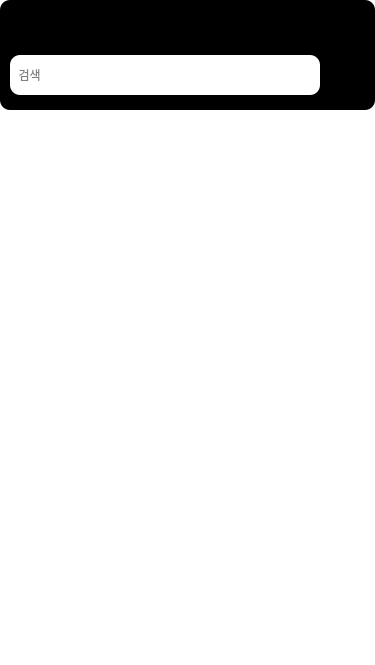
Qt form CustomerClient/orderpage.ui (LeeSooBin96/BockPang) before a commit.
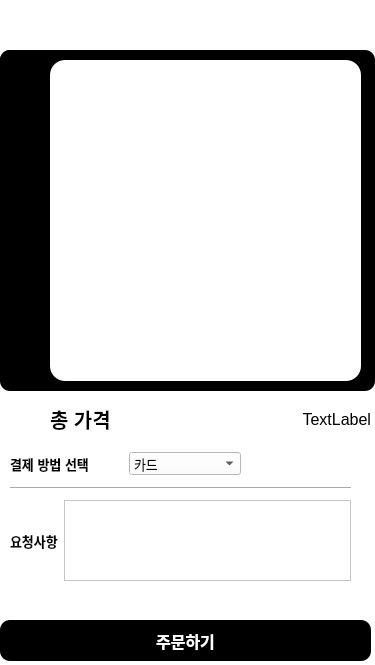
The same form after that commit. The open tabs and pages were chosen to show the change. Icons and pictures are not drawn.

```diff
--- a/CustomerClient/orderpage.ui
+++ b/CustomerClient/orderpage.ui
@@ -44,7 +44,7 @@
    <item>
     <widget class="QStackedWidget" name="stackedWidget">
      <property name="currentIndex">
-      <number>0</number>
+      <number>7</number>
      </property>
      <widget class="QWidget" name="page">
       <widget class="QPushButton" name="Btn_Burger_3">
@@ -1792,6 +1792,430 @@
        </property>
       </widget>
      </widget>
+     <widget class="QWidget" name="page_10">
+      <property name="styleSheet">
+       <string notr="true">background-color: rgb(0, 0, 0);</string>
+      </property>
+      <widget class="QListWidget" name="LWNoticelist">
+       <property name="geometry">
+        <rect>
+         <x>15</x>
+         <y>50</y>
+         <width>350</width>
+         <height>601</height>
+        </rect>
+       </property>
+       <property name="minimumSize">
+        <size>
+         <width>350</width>
+         <height>0</height>
+        </size>
+       </property>
+       <property name="maximumSize">
+        <size>
+         <width>350</width>
+         <height>16777215</height>
+        </size>
+       </property>
+       <property name="styleSheet">
+        <string notr="true">border-radius:15px;
+background-color: rgb(255, 255, 255);</string>
+       </property>
+       <property name="horizontalScrollBarPolicy">
+        <enum>Qt::ScrollBarAlwaysOff</enum>
+       </property>
+       <property name="editTriggers">
+        <set>QAbstractItemView::NoEditTriggers</set>
+       </property>
+      </widget>
+      <widget class="QPushButton" name="Btn_Marcket_Back_6">
+       <property name="geometry">
+        <rect>
+         <x>0</x>
+         <y>0</y>
+         <width>50</width>
+         <height>50</height>
+        </rect>
+       </property>
+       <property name="styleSheet">
+        <string notr="true">border-image: url(:/Image/Back_White.png);</string>
+       </property>
+       <property name="text">
+        <string/>
+       </property>
+       <property name="iconSize">
+        <size>
+         <width>50</width>
+         <height>50</height>
+        </size>
+       </property>
+       <property name="flat">
+        <bool>true</bool>
+       </property>
+      </widget>
+      <widget class="QLabel" name="label_21">
+       <property name="geometry">
+        <rect>
+         <x>150</x>
+         <y>-10</y>
+         <width>81</width>
+         <height>61</height>
+        </rect>
+       </property>
+       <property name="styleSheet">
+        <string notr="true">border-image: url(:/Image/Alarm.png);</string>
+       </property>
+       <property name="text">
+        <string/>
+       </property>
+      </widget>
+      <zorder>label_21</zorder>
+      <zorder>LWNoticelist</zorder>
+      <zorder>Btn_Marcket_Back_6</zorder>
+     </widget>
+     <widget class="QWidget" name="page_11">
+      <widget class="QLabel" name="label_22">
+       <property name="geometry">
+        <rect>
+         <x>0</x>
+         <y>50</y>
+         <width>375</width>
+         <height>341</height>
+        </rect>
+       </property>
+       <property name="styleSheet">
+        <string notr="true">background-color: rgb(0, 0, 0);
+border-radius:10px;
+</string>
+       </property>
+       <property name="text">
+        <string/>
+       </property>
+      </widget>
+      <widget class="QPushButton" name="Btn_Marcket_Back_7">
+       <property name="geometry">
+        <rect>
+         <x>0</x>
+         <y>0</y>
+         <width>50</width>
+         <height>50</height>
+        </rect>
+       </property>
+       <property name="styleSheet">
+        <string notr="true">border-image: url(:/Image/Back_2.png);</string>
+       </property>
+       <property name="text">
+        <string/>
+       </property>
+       <property name="iconSize">
+        <size>
+         <width>50</width>
+         <height>50</height>
+        </size>
+       </property>
+       <property name="flat">
+        <bool>true</bool>
+       </property>
+      </widget>
+      <widget class="QLabel" name="label_23">
+       <property name="geometry">
+        <rect>
+         <x>0</x>
+         <y>50</y>
+         <width>48</width>
+         <height>51</height>
+        </rect>
+       </property>
+       <property name="styleSheet">
+        <string notr="true">border-image: url(:/Image/Baskcet_2.png);
+background-color: rgb(0, 0, 0);
+border-radius:10px
+</string>
+       </property>
+       <property name="text">
+        <string/>
+       </property>
+      </widget>
+      <widget class="QTableWidget" name="TWShoplist">
+       <property name="geometry">
+        <rect>
+         <x>50</x>
+         <y>60</y>
+         <width>311</width>
+         <height>321</height>
+        </rect>
+       </property>
+       <property name="sizePolicy">
+        <sizepolicy hsizetype="Expanding" vsizetype="Expanding">
+         <horstretch>0</horstretch>
+         <verstretch>0</verstretch>
+        </sizepolicy>
+       </property>
+       <property name="font">
+        <font>
+         <pointsize>12</pointsize>
+        </font>
+       </property>
+       <property name="styleSheet">
+        <string notr="true">border-radius:15px;
+background-color: rgb(255, 255, 255);</string>
+       </property>
+       <property name="horizontalScrollBarPolicy">
+        <enum>Qt::ScrollBarAsNeeded</enum>
+       </property>
+       <property name="sizeAdjustPolicy">
+        <enum>QAbstractScrollArea::AdjustIgnored</enum>
+       </property>
+       <property name="editTriggers">
+        <set>QAbstractItemView::NoEditTriggers</set>
+       </property>
+       <property name="selectionMode">
+        <enum>QAbstractItemView::NoSelection</enum>
+       </property>
+       <property name="verticalScrollMode">
+        <enum>QAbstractItemView::ScrollPerPixel</enum>
+       </property>
+       <property name="horizontalScrollMode">
+        <enum>QAbstractItemView::ScrollPerPixel</enum>
+       </property>
+       <attribute name="horizontalHeaderVisible">
+        <bool>false</bool>
+       </attribute>
+       <attribute name="horizontalHeaderMinimumSectionSize">
+        <number>10</number>
+       </attribute>
+       <attribute name="horizontalHeaderDefaultSectionSize">
+        <number>20</number>
+       </attribute>
+       <attribute name="horizontalHeaderStretchLastSection">
+        <bool>true</bool>
+       </attribute>
+       <attribute name="verticalHeaderVisible">
+        <bool>false</bool>
+       </attribute>
+       <attribute name="verticalHeaderStretchLastSection">
+        <bool>false</bool>
+       </attribute>
+       <column>
+        <property name="text">
+         <string>NO</string>
+        </property>
+       </column>
+       <column>
+        <property name="text">
+         <string>IMG</string>
+        </property>
+       </column>
+       <column>
+        <property name="text">
+         <string>MENU</string>
+        </property>
+        <property name="font">
+         <font>
+          <bold>true</bold>
+         </font>
+        </property>
+       </column>
+       <column>
+        <property name="text">
+         <string>PRICE</string>
+        </property>
+        <property name="textAlignment">
+         <set>AlignTrailing|AlignVCenter</set>
+        </property>
+       </column>
+       <column>
+        <property name="text">
+         <string>DEL</string>
+        </property>
+       </column>
+      </widget>
+      <widget class="Line" name="line_10">
+       <property name="geometry">
+        <rect>
+         <x>10</x>
+         <y>480</y>
+         <width>341</width>
+         <height>16</height>
+        </rect>
+       </property>
+       <property name="orientation">
+        <enum>Qt::Horizontal</enum>
+       </property>
+      </widget>
+      <widget class="QPushButton" name="pushButton_2">
+       <property name="geometry">
+        <rect>
+         <x>0</x>
+         <y>620</y>
+         <width>371</width>
+         <height>41</height>
+        </rect>
+       </property>
+       <property name="font">
+        <font>
+         <pointsize>12</pointsize>
+         <bold>true</bold>
+        </font>
+       </property>
+       <property name="styleSheet">
+        <string notr="true">color: rgb(255, 255, 255);
+background-color: rgb(0, 0, 0);
+border-radius:10px;
+</string>
+       </property>
+       <property name="text">
+        <string>주문하기</string>
+       </property>
+      </widget>
+      <widget class="QWidget" name="">
+       <property name="geometry">
+        <rect>
+         <x>50</x>
+         <y>400</y>
+         <width>321</width>
+         <height>38</height>
+        </rect>
+       </property>
+       <layout class="QHBoxLayout" name="horizontalLayout_16" stretch="3,7">
+        <property name="topMargin">
+         <number>0</number>
+        </property>
+        <item>
+         <widget class="QLabel" name="label_25">
+          <property name="font">
+           <font>
+            <pointsize>15</pointsize>
+            <bold>true</bold>
+           </font>
+          </property>
+          <property name="styleSheet">
+           <string notr="true">color: rgb(0, 0, 0);</string>
+          </property>
+          <property name="text">
+           <string>총 가격</string>
+          </property>
+         </widget>
+        </item>
+        <item>
+         <widget class="QLabel" name="lblTotalPrice">
+          <property name="font">
+           <font>
+            <pointsize>12</pointsize>
+           </font>
+          </property>
+          <property name="styleSheet">
+           <string notr="true">color: rgb(0, 0, 0);
+background-color: rgba(255, 255, 255,0);</string>
+          </property>
+          <property name="text">
+           <string>TextLabel</string>
+          </property>
+          <property name="alignment">
+           <set>Qt::AlignRight|Qt::AlignTrailing|Qt::AlignVCenter</set>
+          </property>
+         </widget>
+        </item>
+       </layout>
+       <zorder>lblTotalPrice</zorder>
+      </widget>
+      <widget class="QWidget" name="">
+       <property name="geometry">
+        <rect>
+         <x>10</x>
+         <y>500</y>
+         <width>341</width>
+         <height>81</height>
+        </rect>
+       </property>
+       <layout class="QHBoxLayout" name="horizontalLayout_17">
+        <item>
+         <widget class="QLabel" name="label_27">
+          <property name="font">
+           <font>
+            <pointsize>10</pointsize>
+            <bold>true</bold>
+           </font>
+          </property>
+          <property name="styleSheet">
+           <string notr="true">color: rgb(0, 0, 0);</string>
+          </property>
+          <property name="text">
+           <string>요청사항</string>
+          </property>
+         </widget>
+        </item>
+        <item>
+         <widget class="QTextEdit" name="textEdit">
+          <property name="styleSheet">
+           <string notr="true">color: rgb(0, 0, 0);</string>
+          </property>
+          <property name="horizontalScrollBarPolicy">
+           <enum>Qt::ScrollBarAlwaysOff</enum>
+          </property>
+         </widget>
+        </item>
+       </layout>
+      </widget>
+      <widget class="QWidget" name="">
+       <property name="geometry">
+        <rect>
+         <x>10</x>
+         <y>450</y>
+         <width>231</width>
+         <height>27</height>
+        </rect>
+       </property>
+       <layout class="QHBoxLayout" name="horizontalLayout_15">
+        <item>
+         <widget class="QLabel" name="label_24">
+          <property name="font">
+           <font>
+            <pointsize>10</pointsize>
+            <bold>true</bold>
+           </font>
+          </property>
+          <property name="styleSheet">
+           <string notr="true">color: rgb(0, 0, 0);</string>
+          </property>
+          <property name="text">
+           <string>결제 방법 선택</string>
+          </property>
+         </widget>
+        </item>
+        <item>
+         <widget class="QComboBox" name="ComboBoxPayWay">
+          <property name="font">
+           <font>
+            <pointsize>10</pointsize>
+           </font>
+          </property>
+          <property name="styleSheet">
+           <string notr="true">color: rgb(0, 0, 0);</string>
+          </property>
+          <property name="frame">
+           <bool>true</bool>
+          </property>
+          <item>
+           <property name="text">
+            <string>카드</string>
+           </property>
+          </item>
+          <item>
+           <property name="text">
+            <string>계좌이체</string>
+           </property>
+          </item>
+          <item>
+           <property name="text">
+            <string>만나서 결제</string>
+           </property>
+          </item>
+         </widget>
+        </item>
+       </layout>
+      </widget>
+     </widget>
      <widget class="QWidget" name="page_3">
       <widget class="QLabel" name="lb_Menu_name3">
        <property name="geometry">
```
Left out of the diff: 257 changed lines with no effect on the pictures.
